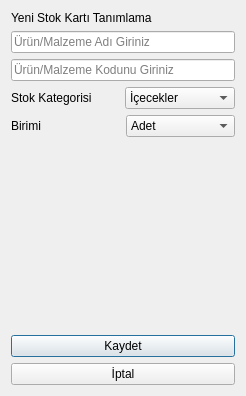
Above: stok/yenistokkartdialog.ui from CMLDMR/Ressor before the change. Below: the same form after it.
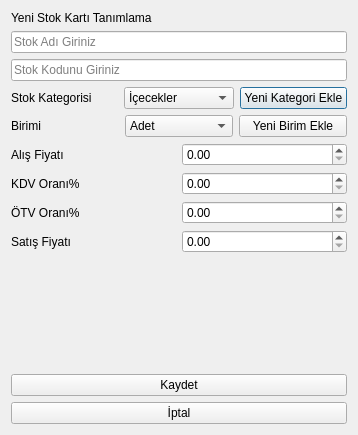
That is the form after the change.

Commit message: Yeni Stok Kartı Oluşturmak için Arayüz Düzenlendi.

```diff
--- a/stok/yenistokkartdialog.ui
+++ b/stok/yenistokkartdialog.ui
@@ -6,8 +6,8 @@
    <rect>
     <x>0</x>
     <y>0</y>
-    <width>246</width>
-    <height>396</height>
+    <width>358</width>
+    <height>435</height>
    </rect>
   </property>
   <property name="windowTitle">
@@ -24,14 +24,14 @@
    <item>
     <widget class="QLineEdit" name="lineEdit">
      <property name="placeholderText">
-      <string>Ürün/Malzeme Adı Giriniz</string>
+      <string>Stok Adı Giriniz</string>
      </property>
     </widget>
    </item>
    <item>
     <widget class="QLineEdit" name="lineEdit_2">
      <property name="placeholderText">
-      <string>Ürün/Malzeme Kodunu Giriniz</string>
+      <string>Stok Kodunu Giriniz</string>
      </property>
     </widget>
    </item>
@@ -68,6 +68,13 @@
        </item>
       </widget>
      </item>
+     <item>
+      <widget class="QPushButton" name="pushButton_YeniKategoriEkle">
+       <property name="text">
+        <string>Yeni Kategori Ekle</string>
+       </property>
+      </widget>
+     </item>
     </layout>
    </item>
    <item>
@@ -108,6 +115,85 @@
        </item>
       </widget>
      </item>
+     <item>
+      <widget class="QPushButton" name="pushButton_YeniBirimEkle">
+       <property name="text">
+        <string>Yeni Birim Ekle</string>
+       </property>
+      </widget>
+     </item>
+    </layout>
+   </item>
+   <item>
+    <layout class="QHBoxLayout" name="horizontalLayout_3">
+     <item>
+      <widget class="QLabel" name="label_4">
+       <property name="text">
+        <string>Alış Fiyatı</string>
+       </property>
+      </widget>
+     </item>
+     <item>
+      <widget class="QDoubleSpinBox" name="doubleSpinBox_AlisFiyati">
+       <property name="maximum">
+        <double>99990000.000000000000000</double>
+       </property>
+      </widget>
+     </item>
+    </layout>
+   </item>
+   <item>
+    <layout class="QHBoxLayout" name="horizontalLayout_4">
+     <item>
+      <widget class="QLabel" name="label_5">
+       <property name="text">
+        <string>KDV Oranı%</string>
+       </property>
+      </widget>
+     </item>
+     <item>
+      <widget class="QDoubleSpinBox" name="doubleSpinBox_KDV">
+       <property name="maximum">
+        <double>100.000000000000000</double>
+       </property>
+      </widget>
+     </item>
+    </layout>
+   </item>
+   <item>
+    <layout class="QHBoxLayout" name="horizontalLayout_5">
+     <item>
+      <widget class="QLabel" name="label_6">
+       <property name="text">
+        <string>ÖTV Oranı%</string>
+       </property>
+      </widget>
+     </item>
+     <item>
+      <widget class="QDoubleSpinBox" name="doubleSpinBox_OTV">
+       <property name="maximum">
+        <double>100.000000000000000</double>
+       </property>
+      </widget>
+     </item>
+    </layout>
+   </item>
+   <item>
+    <layout class="QHBoxLayout" name="horizontalLayout_6">
+     <item>
+      <widget class="QLabel" name="label_7">
+       <property name="text">
+        <string>Satış Fiyatı</string>
+       </property>
+      </widget>
+     </item>
+     <item>
+      <widget class="QDoubleSpinBox" name="doubleSpinBox_SatisFiyati">
+       <property name="maximum">
+        <double>100.000000000000000</double>
+       </property>
+      </widget>
+     </item>
     </layout>
    </item>
    <item>
@@ -118,7 +204,7 @@
      <property name="sizeHint" stdset="0">
       <size>
        <width>20</width>
-       <height>190</height>
+       <height>111</height>
       </size>
      </property>
     </spacer>
```
Left out of the diff: 31 changed lines with no effect on the pictures. The commit also changes 1 other file.
